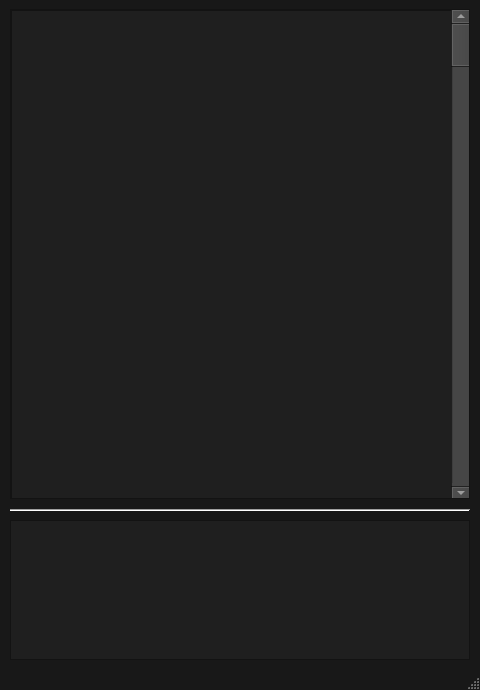
Before: the Qt Designer form qtdesigner.ui in astahle11/Flaskbot, drawn with Qt 5.
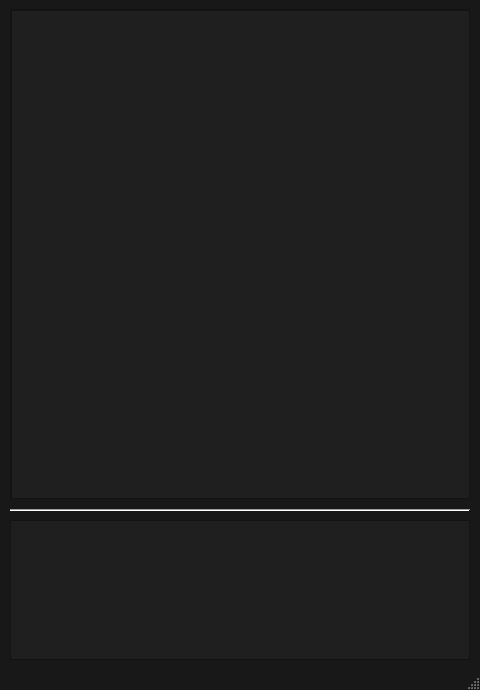
After: the same form once the commit is applied.

The edit to the form file:
```diff
--- a/qtdesigner.ui
+++ b/qtdesigner.ui
@@ -359,39 +359,6 @@
        <set>QTextEdit::AutoAll</set>
       </property>
      </widget>
-     <widget class="QScrollBar" name="verticalScrollBar">
-      <property name="geometry">
-       <rect>
-        <x>440</x>
-        <y>0</y>
-        <width>20</width>
-        <height>490</height>
-       </rect>
-      </property>
-      <property name="sizePolicy">
-       <sizepolicy hsizetype="Fixed" vsizetype="Minimum">
-        <horstretch>0</horstretch>
-        <verstretch>0</verstretch>
-       </sizepolicy>
-      </property>
-      <property name="font">
-       <font>
-        <stylestrategy>PreferDefault</stylestrategy>
-       </font>
-      </property>
-      <property name="autoFillBackground">
-       <bool>false</bool>
-      </property>
-      <property name="tracking">
-       <bool>false</bool>
-      </property>
-      <property name="orientation">
-       <enum>Qt::Vertical</enum>
-      </property>
-      <property name="invertedAppearance">
-       <bool>false</bool>
-      </property>
-     </widget>
     </widget>
    </widget>
   </widget>
```
Left out of the diff: 3 changed lines with no effect on the pictures.
